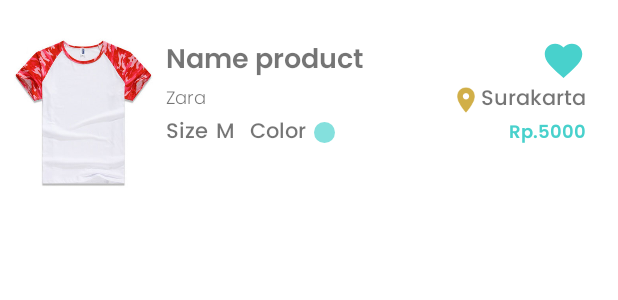
After one commit to Bangkit-C22-PC382/MD, an Android app: the layout rv_item_favorite.xml on its own in the app's theme, with its tools: preview values and no code run, on a phone screen of 412 x 824 dp. The commit adds this screen. Shown: the top 300 px of the screen. Run offline under Robolectric (Android 15) with nearby library versions, the phone set to English and light mode, and no system bars.

Commit message:
add favorite

```diff
--- a/KlambyShop/app/src/main/java/com/example/klambyshop/presentation/ui/detail/DetailActivity.kt
+++ b/KlambyShop/app/src/main/java/com/example/klambyshop/presentation/ui/detail/DetailActivity.kt
@@ -31,7 +31,7 @@ class DetailActivity : AppCompatActivity() {
 
         mainFavoriteViewModel = obtainFavoriteViewModel(this)
         mFavoriteAddUpdateViewModel = obtainFavoriteAddUpdateViewModel(this)
-        mainFavoriteViewModel.getUserById(dataDetail.id).observe(this,{
+        mainFavoriteViewModel.getKlambyById(dataDetail.id).observe(this,{
             if(it.size !=0){
                 klambyEntity = it.get(0)
 
--- a/KlambyShop/app/src/main/java/com/example/klambyshop/presentation/ui/favorite/main/FavoriteViewModel.kt
+++ b/KlambyShop/app/src/main/java/com/example/klambyshop/presentation/ui/favorite/main/FavoriteViewModel.kt
@@ -11,11 +11,11 @@ import com.example.klambyshop.data.repositories.FavoriteRepository
 class FavoriteViewModel(application: Application): ViewModel() {
     private val mFavoriteRepository :FavoriteRepository = FavoriteRepository(application)
     private val _dataUsers = MutableLiveData<List<KlambyEntity>>()
-    val dataUsers: LiveData<List<KlambyEntity>> = _dataUsers
+    val dataKlamby: LiveData<List<KlambyEntity>> = _dataUsers
 
     fun getAllFavorite(): LiveData<List<KlambyEntity>> = mFavoriteRepository.getAllFavorite()
 
-    fun getUserById(id: String): LiveData<List<KlambyEntity>> = mFavoriteRepository.getUserbyId(id)
+    fun getKlambyById(id: String): LiveData<List<KlambyEntity>> = mFavoriteRepository.getUserbyId(id)
 
 
 
--- /dev/null
+++ b/KlambyShop/app/src/main/res/drawable/ic_outline_delete_forever_24.xml
@@ -0,0 +1,5 @@
+<vector android:height="24dp" android:tint="#D14848"
+    android:viewportHeight="24" android:viewportWidth="24"
+    android:width="24dp" xmlns:android="http://schemas.android.com/apk/res/android">
+    <path android:fillColor="@android:color/white" android:pathData="M14.12,10.47L12,12.59l-2.13,-2.12 -1.41,1.41L10.59,14l-2.12,2.12 1.41,1.41L12,15.41l2.12,2.12 1.41,-1.41L13.41,14l2.12,-2.12zM15.5,4l-1,-1h-5l-1,1H5v2h14V4zM6,19c0,1.1 0.9,2 2,2h8c1.1,0 2,-0.9 2,-2V7H6v12zM8,9h8v10H8V9z"/>
+</vector>
--- /dev/null
+++ b/KlambyShop/app/src/main/res/layout/rv_item_favorite.xml
@@ -0,0 +1,143 @@
+<?xml version="1.0" encoding="utf-8"?>
+<androidx.constraintlayout.widget.ConstraintLayout xmlns:android="http://schemas.android.com/apk/res/android"
+    xmlns:app="http://schemas.android.com/apk/res-auto"
+    xmlns:tools="http://schemas.android.com/tools"
+    android:layout_marginTop="20dp"
+    android:layout_width="match_parent"
+    android:layout_height="wrap_content"
+    android:padding="5dp"
+    android:contentDescription="@string/item_favorite">
+
+    <ImageView
+        android:contentDescription="@string/image"
+        android:id="@+id/iv_image"
+        android:layout_width="100dp"
+        android:layout_height="100dp"
+        android:src="@drawable/baju_1"
+        app:layout_constraintBottom_toBottomOf="parent"
+        app:layout_constraintStart_toStartOf="parent"
+        app:layout_constraintTop_toTopOf="parent" />
+
+    <TextView
+        android:id="@+id/name_product"
+        android:layout_width="200dp"
+        android:layout_height="wrap_content"
+        android:layout_marginStart="5dp"
+        android:textSize="18sp"
+        android:maxLines="2"
+        android:fontFamily="@font/poppins_semi_bold"
+        app:layout_constraintStart_toEndOf="@+id/iv_image"
+        app:layout_constraintTop_toTopOf="@+id/iv_image"
+        tools:text="Name product" />
+
+    <ImageView
+        android:id="@+id/iv_like"
+        android:background="?attr/selectableItemBackgroundBorderless"
+        android:clickable="true"
+        android:layout_width="30dp"
+        android:layout_height="30dp"
+        android:contentDescription="@string/image"
+        android:src="@drawable/ic_baseline_favorite_24"
+        app:layout_constraintEnd_toEndOf="@+id/text_location"
+        app:layout_constraintTop_toTopOf="@+id/name_product" />
+
+    <TextView
+        android:id="@+id/username"
+        android:layout_width="wrap_content"
+        android:layout_height="wrap_content"
+        android:textSize="12sp"
+        app:layout_constraintStart_toStartOf="@+id/name_product"
+        android:fontFamily="@font/poppins_light"
+        app:layout_constraintTop_toBottomOf="@+id/name_product"
+        tools:text="Zara" />
+
+    <LinearLayout
+        android:id="@+id/linearLayout"
+        android:layout_width="wrap_content"
+        android:layout_height="wrap_content"
+        app:layout_constraintStart_toStartOf="@+id/name_product"
+        app:layout_constraintTop_toBottomOf="@+id/username">
+
+        <TextView
+            android:id="@+id/textView8"
+            android:layout_width="wrap_content"
+            android:layout_height="wrap_content"
+            android:fontFamily="@font/poppins_medium"
+            android:text="@string/size"
+            android:textSize="14sp" />
+
+        <TextView
+            android:id="@+id/tv_size"
+            android:layout_width="wrap_content"
+            android:layout_height="wrap_content"
+            android:layout_marginStart="5dp"
+            android:fontFamily="@font/poppins_medium"
+            android:textSize="14sp"
+            tools:text="M" />
+    </LinearLayout>
+
+    <LinearLayout
+        android:id="@+id/linearLayout2"
+        android:layout_width="wrap_content"
+        android:layout_height="wrap_content"
+        android:layout_marginStart="10dp"
+        app:layout_constraintBottom_toBottomOf="@+id/linearLayout"
+        app:layout_constraintStart_toEndOf="@+id/linearLayout"
+        app:layout_constraintTop_toBottomOf="@+id/username"
+        tools:ignore="UseCompoundDrawables">
+
+        <TextView
+            android:layout_width="wrap_content"
+            android:layout_height="wrap_content"
+            android:fontFamily="@font/poppins_medium"
+            android:text="@string/color"
+            android:textSize="14sp" />
+
+        <ImageView
+            android:id="@+id/iv_color"
+            android:layout_width="14dp"
+            android:layout_height="14dp"
+            android:layout_gravity="center"
+            android:layout_marginStart="5dp"
+            android:contentDescription="@string/image"
+            android:src="@drawable/bg_home_search" />
+    </LinearLayout>
+
+    <TextView
+        android:id="@+id/text_location"
+        android:layout_width="wrap_content"
+        android:layout_height="wrap_content"
+        android:fontFamily="@font/poppins_medium"
+        android:gravity="center"
+        android:textAlignment="center"
+        android:textSize="14sp"
+        android:layout_marginEnd="16dp"
+        app:layout_constraintBottom_toBottomOf="@+id/username"
+        app:layout_constraintEnd_toEndOf="parent"
+        app:layout_constraintTop_toTopOf="@+id/username"
+        tools:text="Surakarta" />
+
+    <ImageView
+        android:id="@+id/imageView16"
+        android:layout_width="20dp"
+        android:layout_height="20dp"
+        android:contentDescription="@string/image"
+        android:src="@drawable/ic_location"
+        app:layout_constraintBottom_toBottomOf="@+id/text_location"
+        app:layout_constraintEnd_toStartOf="@+id/text_location"
+        app:layout_constraintTop_toTopOf="@+id/text_location" />
+
+    <TextView
+        android:id="@+id/text_price"
+        android:layout_width="wrap_content"
+        android:layout_height="wrap_content"
+        android:fontFamily="@font/poppins_semi_bold"
+        android:gravity="center"
+        android:layout_marginEnd="16dp"
+        android:textColor="@color/tosca"
+        android:textSize="12sp"
+        app:layout_constraintBottom_toBottomOf="@+id/linearLayout2"
+        app:layout_constraintEnd_toEndOf="parent"
+        app:layout_constraintTop_toTopOf="@+id/linearLayout2"
+        tools:text="Rp.5000" />
+</androidx.constraintlayout.widget.ConstraintLayout>
--- a/KlambyShop/app/src/main/res/values/strings.xml
+++ b/KlambyShop/app/src/main/res/values/strings.xml
@@ -27,4 +27,5 @@
     <string name="description">Description</string>
     <string name="similar_product">Similar Product</string>
     <string name="price">Price</string>
+    <string name="item_favorite">item_favorite</string>
 </resources>
```
Also changed, not shown: KlambyShop/app/src/main/java/com/example/klambyshop/presentation/adapter/ListFavoriteAdapter.kt (added, +42 -0 lines), KlambyShop/app/src/main/java/com/example/klambyshop/presentation/adapter/viewholder/ListFavoriteViewHolder.kt (added, +57 -0 lines), KlambyShop/app/src/main/java/com/example/klambyshop/presentation/ui/favorite/FavoriteFragment.kt (+70 -2 lines), KlambyShop/app/src/main/java/com/example/klambyshop/presentation/ui/home/HomeFragment.kt (+1 -10 lines), KlambyShop/app/src/main/java/com/example/klambyshop/presentation/ui/home/HomeViewModel.kt (deleted, +0 -13 lines), KlambyShop/app/src/main/res/layout/fragment_favorite.xml (+9 -4 lines), KlambyShop/app/src/main/res/layout/rv_item_cart.xml (added, +136 -0 lines), KlambyShop/app/src/main/res/navigation/mobile_navigation.xml (+23 -2 lines).
